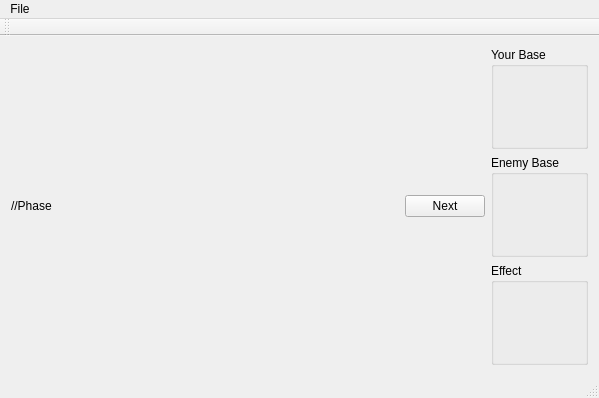
Before: the Qt Designer form invadeui.ui in neodc/Invade, drawn with Qt 5.
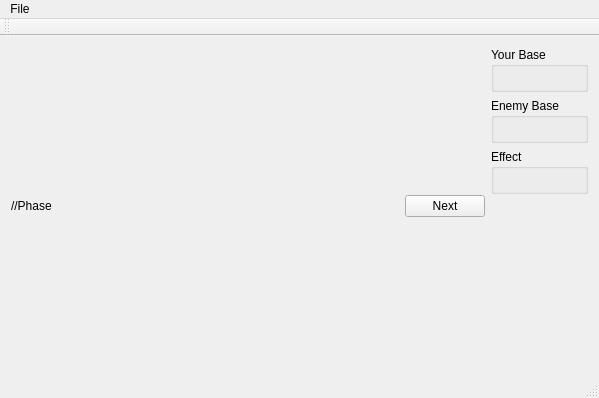
After: the same form once the commit is applied.

What changed in the file:
```diff
--- a/invadeui.ui
+++ b/invadeui.ui
@@ -163,6 +163,19 @@
           </layout>
          </widget>
         </item>
+        <item row="3" column="0">
+         <spacer name="verticalSpacer">
+          <property name="orientation">
+           <enum>Qt::Vertical</enum>
+          </property>
+          <property name="sizeHint" stdset="0">
+           <size>
+            <width>20</width>
+            <height>40</height>
+           </size>
+          </property>
+         </spacer>
+        </item>
        </layout>
       </item>
      </layout>
```
Left out of the diff: 29 changed lines with no effect on the pictures.
